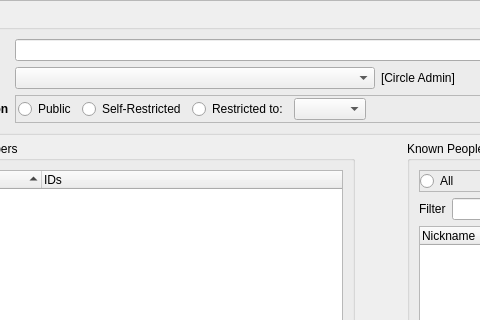
Above: retroshare-gui/src/gui/Circles/CreateCircleDialog.ui from RetroShare/RetroShare before the change; both pictures show x 81 to 561 and y 0 to 320 of the 924 by 578 pixel window. Below: the same form after it.
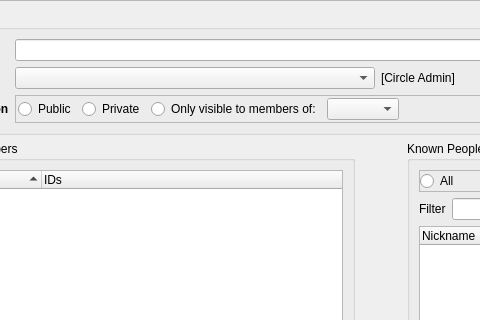
That is the form after the change. Icons and pictures are not drawn. Custom widgets are drawn as their Qt base class.

Commit message: updated tooltip and names for self-restricted circles to "private"

Patch:
```diff
--- a/retroshare-gui/src/gui/Circles/CreateCircleDialog.ui
+++ b/retroshare-gui/src/gui/Circles/CreateCircleDialog.ui
@@ -365,7 +365,7 @@
                  <string>&lt;html&gt;&lt;head/&gt;&lt;body&gt;&lt;p&gt;Self-restricted circles (the very existance of the circle, and its actual content) are only visible to the members of these circles. In practice the circle uses itself to limit its own distribution. &lt;/p&gt;&lt;/body&gt;&lt;/html&gt;</string>
                 </property>
                 <property name="text">
-                 <string>Self-Restricted</string>
+                 <string>Private</string>
                 </property>
                </widget>
               </item>
@@ -375,7 +375,7 @@
                  <string>&lt;html&gt;&lt;head/&gt;&lt;body&gt;&lt;p&gt;Circles can be restricted to the members of another circle. Only the members of that second circle will be allowed to see the new circle and its content (list of members, etc).&lt;/p&gt;&lt;/body&gt;&lt;/html&gt;</string>
                 </property>
                 <property name="text">
-                 <string>Restricted to:</string>
+                 <string>Only visible to members of:</string>
                 </property>
                </widget>
               </item>
```
Left out of the diff: 2 changed lines with no effect on the pictures.
